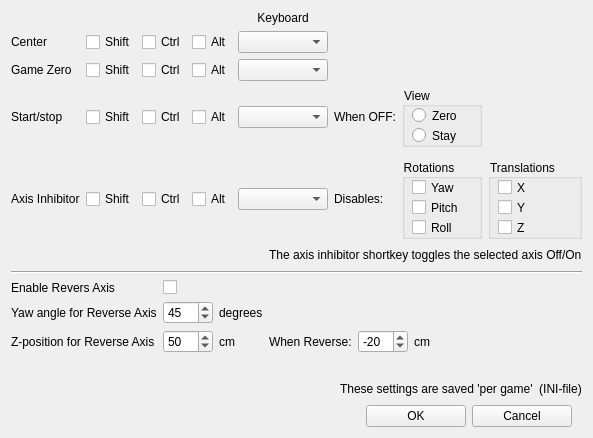
Before: the Qt Designer form facetracknoir/ftnoir_keyboardshortcuts.ui in opentrack/opentrack, drawn with Qt 5.
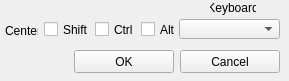
After: the same form once the commit is applied. Icons and pictures are not drawn.

The edit to the form file:
```diff
--- a/facetracknoir/ftnoir_keyboardshortcuts.ui
+++ b/facetracknoir/ftnoir_keyboardshortcuts.ui
@@ -6,8 +6,8 @@
    <rect>
     <x>0</x>
     <y>0</y>
-    <width>591</width>
-    <height>438</height>
+    <width>289</width>
+    <height>81</height>
    </rect>
   </property>
   <property name="windowTitle">
@@ -23,802 +23,194 @@
   <property name="autoFillBackground">
    <bool>false</bool>
   </property>
-  <layout class="QVBoxLayout" name="_vertical_layout">
-   <item>
-    <layout class="QHBoxLayout" name="horizontalLayout_3">
-     <item>
-      <layout class="QGridLayout" name="gridLayout">
-       <item row="5" column="3">
-        <widget class="QCheckBox" name="chkInhibitAlt">
-         <property name="maximumSize">
-          <size>
-           <width>50</width>
-           <height>16777215</height>
-          </size>
-         </property>
-         <property name="text">
-          <string>Alt</string>
-         </property>
-        </widget>
-       </item>
-       <item row="3" column="3">
-        <widget class="QCheckBox" name="chkStartStopAlt">
-         <property name="maximumSize">
-          <size>
-           <width>50</width>
-           <height>16777215</height>
-          </size>
-         </property>
-         <property name="text">
-          <string>Alt</string>
-         </property>
-        </widget>
-       </item>
-       <item row="5" column="2">
-        <widget class="QCheckBox" name="chkInhibitCtrl">
-         <property name="maximumSize">
-          <size>
-           <width>50</width>
-           <height>16777215</height>
-          </size>
-         </property>
-         <property name="text">
-          <string>Ctrl</string>
-         </property>
-        </widget>
-       </item>
-       <item row="3" column="2">
-        <widget class="QCheckBox" name="chkStartStopCtrl">
-         <property name="maximumSize">
-          <size>
-           <width>50</width>
-           <height>16777215</height>
-          </size>
-         </property>
-         <property name="text">
-          <string>Ctrl</string>
-         </property>
-        </widget>
-       </item>
-       <item row="1" column="2">
-        <widget class="QCheckBox" name="chkCenterCtrl">
-         <property name="maximumSize">
-          <size>
-           <width>50</width>
-           <height>16777215</height>
-          </size>
-         </property>
-         <property name="text">
-          <string>Ctrl</string>
-         </property>
-        </widget>
-       </item>
-       <item row="5" column="1">
-        <widget class="QCheckBox" name="chkInhibitShift">
-         <property name="maximumSize">
-          <size>
-           <width>50</width>
-           <height>16777215</height>
-          </size>
-         </property>
-         <property name="text">
-          <string>Shift</string>
-         </property>
-        </widget>
-       </item>
-       <item row="5" column="4">
-        <widget class="QComboBox" name="cbxInhibitKey">
-         <property name="minimumSize">
-          <size>
-           <width>90</width>
-           <height>0</height>
-          </size>
-         </property>
-        </widget>
-       </item>
-       <item row="1" column="4">
-        <widget class="QComboBox" name="cbxCenterKey">
-         <property name="minimumSize">
-          <size>
-           <width>90</width>
-           <height>0</height>
-          </size>
-         </property>
-         <property name="toolTip">
-          <string>Select Number</string>
-         </property>
-         <property name="insertPolicy">
-          <enum>QComboBox::InsertAlphabetically</enum>
-         </property>
-        </widget>
-       </item>
-       <item row="5" column="6">
-        <widget class="QGroupBox" name="groupBox">
-         <property name="minimumSize">
-          <size>
-           <width>0</width>
-           <height>80</height>
-          </size>
-         </property>
-         <property name="styleSheet">
-          <string notr="true">color: rgb(0, 0, 0);</string>
-         </property>
-         <property name="title">
-          <string>Rotations</string>
-         </property>
-         <widget class="QCheckBox" name="chkInhibitYaw">
-          <property name="geometry">
-           <rect>
-            <x>10</x>
-            <y>20</y>
-            <width>50</width>
-            <height>17</height>
-           </rect>
-          </property>
-          <property name="maximumSize">
-           <size>
-            <width>50</width>
-            <height>16777215</height>
-           </size>
-          </property>
-          <property name="text">
-           <string>Yaw</string>
-          </property>
-         </widget>
-         <widget class="QCheckBox" name="chkInhibitPitch">
-          <property name="geometry">
-           <rect>
-            <x>10</x>
-            <y>40</y>
-            <width>46</width>
-            <height>17</height>
-           </rect>
-          </property>
-          <property name="maximumSize">
-           <size>
-            <width>50</width>
-            <height>16777215</height>
-           </size>
-          </property>
-          <property name="text">
-           <string>Pitch</string>
-          </property>
-         </widget>
-         <widget class="QCheckBox" name="chkInhibitRoll">
-          <property name="geometry">
-           <rect>
-            <x>10</x>
-            <y>60</y>
-            <width>50</width>
-            <height>17</height>
-           </rect>
-          </property>
-          <property name="maximumSize">
-           <size>
-            <width>50</width>
-            <height>16777215</height>
-           </size>
-          </property>
-          <property name="text">
-           <string>Roll</string>
-          </property>
-         </widget>
-        </widget>
-       </item>
-       <item row="3" column="6">
-        <widget class="QGroupBox" name="groupBox_2">
-         <property name="minimumSize">
-          <size>
-           <width>60</width>
-           <height>60</height>
-          </size>
-         </property>
-         <property name="styleSheet">
-          <string notr="true">color: rgb(0, 0, 0);</string>
-         </property>
-         <property name="title">
-          <string>View</string>
-         </property>
-         <widget class="QRadioButton" name="radioSetZero">
-          <property name="geometry">
-           <rect>
-            <x>10</x>
-            <y>20</y>
-            <width>46</width>
-            <height>17</height>
-           </rect>
-          </property>
-          <property name="text">
-           <string>Zero</string>
-          </property>
-         </widget>
-         <widget class="QRadioButton" name="radioSetFreeze">
-          <property name="geometry">
-           <rect>
-            <x>10</x>
-            <y>40</y>
-            <width>45</width>
-            <height>17</height>
-           </rect>
-          </property>
-          <property name="text">
-           <string>Stay</string>
-          </property>
-         </widget>
-        </widget>
-       </item>
-       <item row="3" column="0">
-        <widget class="QLabel" name="label_6">
-         <property name="text">
-          <string>Start/stop</string>
-         </property>
-         <property name="alignment">
-          <set>Qt::AlignLeading|Qt::AlignLeft|Qt::AlignVCenter</set>
-         </property>
-        </widget>
-       </item>
-       <item row="5" column="7">
-        <widget class="QGroupBox" name="groupBox_3">
-         <property name="styleSheet">
-          <string notr="true">color: rgb(0, 0, 0);</string>
-         </property>
-         <property name="title">
-          <string>Translations</string>
-         </property>
-         <widget class="QCheckBox" name="chkInhibitX">
-          <property name="geometry">
-           <rect>
-            <x>10</x>
-            <y>20</y>
-            <width>30</width>
-            <height>17</height>
-           </rect>
-          </property>
-          <property name="maximumSize">
-           <size>
-            <width>30</width>
-            <height>16777215</height>
-           </size>
-          </property>
-          <property name="text">
-           <string>X</string>
-          </property>
-         </widget>
-         <widget class="QCheckBox" name="chkInhibitY">
-          <property name="geometry">
-           <rect>
-            <x>10</x>
-            <y>40</y>
-            <width>30</width>
-            <height>17</height>
-           </rect>
-          </property>
-          <property name="maximumSize">
-           <size>
-            <width>30</width>
-            <height>16777215</height>
-           </size>
-          </property>
-          <property name="text">
-           <string>Y</string>
-          </property>
-         </widget>
-         <widget class="QCheckBox" name="chkInhibitZ">
-          <property name="geometry">
-           <rect>
-            <x>10</x>
-            <y>60</y>
-            <width>30</width>
-            <height>17</height>
-           </rect>
-          </property>
-          <property name="maximumSize">
-           <size>
-            <width>30</width>
-            <height>16777215</height>
-           </size>
-          </property>
-          <property name="text">
-           <string>Z</string>
-          </property>
-         </widget>
-        </widget>
-       </item>
-       <item row="2" column="0">
-        <widget class="QLabel" name="textLabel2_2">
-         <property name="sizePolicy">
-          <sizepolicy hsizetype="Minimum" vsizetype="Fixed">
-           <horstretch>0</horstretch>
-           <verstretch>0</verstretch>
-          </sizepolicy>
-         </property>
-         <property name="text">
-          <string>Game Zero</string>
-         </property>
-         <property name="wordWrap">
-          <bool>false</bool>
-         </property>
-        </widget>
-       </item>
-       <item row="2" column="1">
-        <widget class="QCheckBox" name="chkGameZeroShift">
-         <property name="maximumSize">
-          <size>
-           <width>50</width>
-           <height>16777215</height>
-          </size>
-         </property>
-         <property name="text">
-          <string>Shift</string>
-         </property>
-        </widget>
-       </item>
-       <item row="2" column="2">
-        <widget class="QCheckBox" name="chkGameZeroCtrl">
-         <property name="maximumSize">
-          <size>
-           <width>50</width>
-           <height>16777215</height>
-          </size>
-         </property>
-         <property name="text">
-          <string>Ctrl</string>
-         </property>
-        </widget>
-       </item>
-       <item row="1" column="3">
-        <widget class="QCheckBox" name="chkCenterAlt">
-         <property name="maximumSize">
-          <size>
-           <width>50</width>
-           <height>16777215</height>
-          </size>
-         </property>
-         <property name="text">
-          <string>Alt</string>
-         </property>
-        </widget>
-       </item>
-       <item row="2" column="3">
-        <widget class="QCheckBox" name="chkGameZeroAlt">
-         <property name="maximumSize">
-          <size>
-           <width>50</width>
-           <height>16777215</height>
-          </size>
-         </property>
-         <property name="text">
-          <string>Alt</string>
-         </property>
-        </widget>
-       </item>
-       <item row="2" column="4">
-        <widget class="QComboBox" name="cbxGameZeroKey">
-         <property name="minimumSize">
-          <size>
-           <width>90</width>
-           <height>0</height>
-          </size>
-         </property>
-         <property name="toolTip">
-          <string>Select Number</string>
-         </property>
-         <property name="insertPolicy">
-          <enum>QComboBox::InsertAlphabetically</enum>
-         </property>
-        </widget>
-       </item>
-       <item row="0" column="4">
-        <widget class="QLabel" name="textLabel2_3">
-         <property name="sizePolicy">
-          <sizepolicy hsizetype="Minimum" vsizetype="Fixed">
-           <horstretch>0</horstretch>
-           <verstretch>0</verstretch>
-          </sizepolicy>
-         </property>
-         <property name="text">
-          <string>Keyboard</string>
-         </property>
-         <property name="alignment">
-          <set>Qt::AlignCenter</set>
-         </property>
-         <property name="wordWrap">
-          <bool>false</bool>
-         </property>
-        </widget>
-       </item>
-       <item row="4" column="0">
-        <widget class="Line" name="line_12">
-         <property name="orientation">
-          <enum>Qt::Vertical</enum>
-         </property>
-        </widget>
-       </item>
-       <item row="3" column="4">
-        <widget class="QComboBox" name="cbxStartStopKey">
-         <property name="minimumSize">
-          <size>
-           <width>90</width>
-           <height>0</height>
-          </size>
-         </property>
-        </widget>
-       </item>
-       <item row="5" column="5">
-        <widget class="QLabel" name="label_3">
-         <property name="text">
-          <string>Disables:</string>
-         </property>
-        </widget>
-       </item>
-       <item row="3" column="5">
-        <widget class="QLabel" name="label_5">
-         <property name="text">
-          <string>When OFF:</string>
-         </property>
-        </widget>
-       </item>
-       <item row="1" column="0">
-        <widget class="QLabel" name="textLabel2">
-         <property name="sizePolicy">
-          <sizepolicy hsizetype="Minimum" vsizetype="Fixed">
-           <horstretch>0</horstretch>
-           <verstretch>0</verstretch>
-          </sizepolicy>
-         </property>
-         <property name="text">
-          <string>Center</string>
-         </property>
-         <property name="wordWrap">
-          <bool>false</bool>
-         </property>
-        </widget>
-       </item>
-       <item row="5" column="0">
-        <widget class="QLabel" name="label_2">
-         <property name="text">
-          <string>Axis Inhibitor</string>
-         </property>
-        </widget>
-       </item>
-       <item row="1" column="1">
-        <widget class="QCheckBox" name="chkCenterShift">
-         <property name="maximumSize">
-          <size>
-           <width>50</width>
-           <height>16777215</height>
-          </size>
-         </property>
-         <property name="text">
-          <string>Shift</string>
-         </property>
-        </widget>
-       </item>
-       <item row="3" column="1">
-        <widget class="QCheckBox" name="chkStartStopShift">
-         <property name="maximumSize">
-          <size>
-           <width>50</width>
-           <height>16777215</height>
-          </size>
-         </property>
-         <property name="text">
-          <string>Shift</string>
-         </property>
-        </widget>
-       </item>
-      </layout>
-     </item>
-    </layout>
-   </item>
-   <item>
-    <layout class="QHBoxLayout" name="horizontalLayout_4">
-     <item>
-      <spacer name="horizontalSpacer_3">
-       <property name="orientation">
-        <enum>Qt::Horizontal</enum>
-       </property>
-       <property name="sizeHint" stdset="0">
-        <size>
-         <width>40</width>
-         <height>20</height>
-        </size>
-       </property>
-      </spacer>
-     </item>
-     <item>
-      <widget class="QLabel" name="label_4">
-       <property name="text">
-        <string>The axis inhibitor shortkey toggles the selected axis Off/On</string>
-       </property>
-      </widget>
-     </item>
-    </layout>
-   </item>
-   <item>
-    <widget class="Line" name="line">
-     <property name="orientation">
-      <enum>Qt::Horizontal</enum>
-     </property>
-    </widget>
-   </item>
-   <item>
-    <layout class="QHBoxLayout" name="horizontalLayout_5">
-     <item>
-      <layout class="QGridLayout" name="gridLayout_2">
-       <item row="2" column="1">
-        <widget class="QLabel" name="lblYawAngle4ReverseAxis">
-         <property name="text">
-          <string>Yaw angle for Reverse Axis</string>
-         </property>
-        </widget>
-       </item>
-       <item row="2" column="2">
-        <widget class="QSpinBox" name="spinYawAngle4ReverseAxis">
-         <property name="minimumSize">
-          <size>
-           <width>50</width>
-           <height>0</height>
-          </size>
-         </property>
-         <property name="maximumSize">
-          <size>
-           <width>60</width>
-           <height>16777215</height>
-          </size>
-         </property>
-         <property name="maximum">
-          <number>90</number>
-         </property>
-         <property name="value">
-          <number>45</number>
-         </property>
-        </widget>
-       </item>
-       <item row="2" column="7">
-        <spacer name="horizontalSpacer_4">
-         <property name="orientation">
-          <enum>Qt::Horizontal</enum>
-         </property>
-         <property name="sizeHint" stdset="0">
-          <size>
-           <width>40</width>
-           <height>20</height>
-          </size>
-         </property>
-        </spacer>
-       </item>
-       <item row="2" column="3">
-        <widget class="QLabel" name="lblYawAngle4ReverseAxisEgu">
-         <property name="text">
-          <string>degrees</string>
-         </property>
-        </widget>
-       </item>
-       <item row="3" column="1">
-        <widget class="QLabel" name="lblZ_Pos4ReverseAxis">
-         <property name="text">
-          <string>Z-position for Reverse Axis</string>
-         </property>
-        </widget>
-       </item>
-       <item row="3" column="2">
-        <widget class="QSpinBox" name="spinZ_Pos4ReverseAxis">
-         <property name="minimumSize">
-          <size>
-           <width>50</width>
-           <height>0</height>
-          </size>
-         </property>
-         <property name="maximumSize">
-          <size>
-           <width>60</width>
-           <height>16777215</height>
-          </size>
-         </property>
-         <property name="minimum">
-          <number>-50</number>
-         </property>
-         <property name="maximum">
-          <number>150</number>
-         </property>
-         <property name="value">
-          <number>50</number>
-         </property>
-        </widget>
-       </item>
-       <item row="3" column="3">
-        <widget class="QLabel" name="lblZ_Pos4ReverseAxisEgu">
-         <property name="text">
-          <string>cm</string>
-         </property>
-        </widget>
-       </item>
-       <item row="3" column="4">
-        <widget class="QLabel" name="label_7">
-         <property name="text">
-          <string>When Reverse:</string>
-         </property>
-        </widget>
-       </item>
-       <item row="3" column="5">
-        <widget class="QSpinBox" name="spinZ_PosWhenReverseAxis">
-         <property name="minimumSize">
-          <size>
-           <width>50</width>
-           <height>0</height>
-          </size>
-         </property>
-         <property name="maximumSize">
-          <size>
-           <width>60</width>
-           <height>16777215</height>
-          </size>
-         </property>
-         <property name="minimum">
-          <number>-50</number>
-         </property>
-         <property name="maximum">
-          <number>150</number>
-         </property>
-         <property name="value">
-          <number>-20</number>
-         </property>
-        </widget>
-       </item>
-       <item row="3" column="6">
-        <widget class="QLabel" name="lblZ_PosWhenReverseAxisEgu">
-         <property name="text">
-          <string>cm</string>
-         </property>
-        </widget>
-       </item>
-       <item row="1" column="1">
-        <widget class="QLabel" name="lblZ_Pos4ReverseAxis_2">
-         <property name="text">
-          <string>Enable Revers Axis</string>
-         </property>
-        </widget>
-       </item>
-       <item row="1" column="2">
-        <widget class="QCheckBox" name="chkEnableReverseAxis">
-         <property name="text">
-          <string/>
-         </property>
-        </widget>
-       </item>
-      </layout>
-     </item>
-    </layout>
-   </item>
-   <item>
-    <spacer name="verticalSpacer">
-     <property name="orientation">
-      <enum>Qt::Vertical</enum>
-     </property>
-     <property name="sizeHint" stdset="0">
-      <size>
-       <width>20</width>
-       <height>40</height>
-      </size>
-     </property>
-    </spacer>
-   </item>
-   <item>
-    <layout class="QHBoxLayout" name="horizontalLayout_6">
-     <item>
-      <spacer name="horizontalSpacer_5">
-       <property name="orientation">
-        <enum>Qt::Horizontal</enum>
-       </property>
-       <property name="sizeHint" stdset="0">
-        <size>
-         <width>40</width>
-         <height>20</height>
-        </size>
-       </property>
-      </spacer>
-     </item>
-     <item>
-      <widget class="QLabel" name="label_8">
-       <property name="text">
-        <string>These settings are saved 'per game'  (INI-file)</string>
-       </property>
-      </widget>
-     </item>
-    </layout>
-   </item>
-   <item>
-    <layout class="QHBoxLayout" name="horizontalLayout">
-     <item>
-      <spacer name="horizontalSpacer_2">
-       <property name="orientation">
-        <enum>Qt::Horizontal</enum>
-       </property>
-       <property name="sizeHint" stdset="0">
-        <size>
-         <width>40</width>
-         <height>20</height>
-        </size>
-       </property>
-      </spacer>
-     </item>
-     <item>
-      <layout class="QHBoxLayout" name="horizontalLayout_2">
-       <property name="sizeConstraint">
-        <enum>QLayout::SetDefaultConstraint</enum>
-       </property>
-       <item>
-        <widget class="QPushButton" name="btnOK">
-         <property name="sizePolicy">
-          <sizepolicy hsizetype="Preferred" vsizetype="Fixed">
-           <horstretch>0</horstretch>
-           <verstretch>0</verstretch>
-          </sizepolicy>
-         </property>
-         <property name="minimumSize">
-          <size>
-           <width>100</width>
-           <height>0</height>
-          </size>
-         </property>
-         <property name="maximumSize">
-          <size>
-           <width>100</width>
-           <height>16777215</height>
-          </size>
-         </property>
-         <property name="text">
-          <string>OK</string>
-         </property>
-        </widget>
-       </item>
-       <item>
-        <widget class="QPushButton" name="btnCancel">
-         <property name="sizePolicy">
-          <sizepolicy hsizetype="Preferred" vsizetype="Fixed">
-           <horstretch>0</horstretch>
-           <verstretch>0</verstretch>
-          </sizepolicy>
-         </property>
-         <property name="minimumSize">
-          <size>
-           <width>100</width>
-           <height>0</height>
-          </size>
-         </property>
-         <property name="maximumSize">
-          <size>
-           <width>100</width>
-           <height>16777215</height>
-          </size>
-         </property>
-         <property name="text">
-          <string>Cancel</string>
-         </property>
-        </widget>
-       </item>
-      </layout>
-     </item>
-     <item>
-      <spacer name="horizontalSpacer">
-       <property name="orientation">
-        <enum>Qt::Horizontal</enum>
-       </property>
-       <property name="sizeType">
-        <enum>QSizePolicy::Fixed</enum>
-       </property>
-       <property name="sizeHint" stdset="0">
-        <size>
-         <width>10</width>
-         <height>20</height>
-        </size>
-       </property>
-      </spacer>
-     </item>
-    </layout>
-   </item>
-  </layout>
+  <widget class="QPushButton" name="btnCancel">
+   <property name="geometry">
+    <rect>
+     <x>180</x>
+     <y>50</y>
+     <width>100</width>
+     <height>23</height>
+    </rect>
+   </property>
+   <property name="sizePolicy">
+    <sizepolicy hsizetype="Preferred" vsizetype="Fixed">
+     <horstretch>0</horstretch>
+     <verstretch>0</verstretch>
+    </sizepolicy>
+   </property>
+   <property name="minimumSize">
+    <size>
+     <width>100</width>
+     <height>0</height>
+    </size>
+   </property>
+   <property name="maximumSize">
+    <size>
+     <width>100</width>
+     <height>16777215</height>
+    </size>
+   </property>
+   <property name="text">
+    <string>Cancel</string>
+   </property>
+  </widget>
+  <widget class="QPushButton" name="btnOK">
+   <property name="geometry">
+    <rect>
+     <x>74</x>
+     <y>50</y>
+     <width>100</width>
+     <height>23</height>
+    </rect>
+   </property>
+   <property name="sizePolicy">
+    <sizepolicy hsizetype="Preferred" vsizetype="Fixed">
+     <horstretch>0</horstretch>
+     <verstretch>0</verstretch>
+    </sizepolicy>
+   </property>
+   <property name="minimumSize">
+    <size>
+     <width>100</width>
+     <height>0</height>
+    </size>
+   </property>
+   <property name="maximumSize">
+    <size>
+     <width>100</width>
+     <height>16777215</height>
+    </size>
+   </property>
+   <property name="text">
+    <string>OK</string>
+   </property>
+  </widget>
+  <widget class="QComboBox" name="cbxCenterKey">
+   <property name="geometry">
+    <rect>
+     <x>179</x>
+     <y>19</y>
+     <width>101</width>
+     <height>20</height>
+    </rect>
+   </property>
+   <property name="minimumSize">
+    <size>
+     <width>90</width>
+     <height>0</height>
+    </size>
+   </property>
+   <property name="toolTip">
+    <string>Select Number</string>
+   </property>
+   <property name="insertPolicy">
+    <enum>QComboBox::InsertAlphabetically</enum>
+   </property>
+  </widget>
+  <widget class="QLabel" name="textLabel2_4">
+   <property name="geometry">
+    <rect>
+     <x>210</x>
+     <y>0</y>
+     <width>46</width>
+     <height>16</height>
+    </rect>
+   </property>
+   <property name="sizePolicy">
+    <sizepolicy hsizetype="Minimum" vsizetype="Fixed">
+     <horstretch>0</horstretch>
+     <verstretch>0</verstretch>
+    </sizepolicy>
+   </property>
+   <property name="text">
+    <string>Keyboard</string>
+   </property>
+   <property name="alignment">
+    <set>Qt::AlignCenter</set>
+   </property>
+   <property name="wordWrap">
+    <bool>false</bool>
+   </property>
+  </widget>
+  <widget class="QCheckBox" name="chkCenterAlt">
+   <property name="geometry">
+    <rect>
+     <x>141</x>
+     <y>21</y>
+     <width>36</width>
+     <height>17</height>
+    </rect>
+   </property>
+   <property name="maximumSize">
+    <size>
+     <width>50</width>
+     <height>16777215</height>
+    </size>
+   </property>
+   <property name="text">
+    <string>Alt</string>
+   </property>
+  </widget>
+  <widget class="QLabel" name="textLabel2_3">
+   <property name="geometry">
+    <rect>
+     <x>5</x>
+     <y>23</y>
+     <width>33</width>
+     <height>16</height>
+    </rect>
+   </property>
+   <property name="sizePolicy">
+    <sizepolicy hsizetype="Minimum" vsizetype="Fixed">
+     <horstretch>0</horstretch>
+     <verstretch>0</verstretch>
+    </sizepolicy>
+   </property>
+   <property name="text">
+    <string>Center</string>
+   </property>
+   <property name="wordWrap">
+    <bool>false</bool>
+   </property>
+  </widget>
+  <widget class="QCheckBox" name="chkCenterCtrl">
+   <property name="geometry">
+    <rect>
+     <x>95</x>
+     <y>21</y>
+     <width>40</width>
+     <height>17</height>
+    </rect>
+   </property>
+   <property name="maximumSize">
+    <size>
+     <width>50</width>
+     <height>16777215</height>
+    </size>
+   </property>
+   <property name="text">
+    <string>Ctrl</string>
+   </property>
+  </widget>
+  <widget class="QCheckBox" name="chkCenterShift">
+   <property name="geometry">
+    <rect>
+     <x>44</x>
+     <y>21</y>
+     <width>45</width>
+     <height>17</height>
+    </rect>
+   </property>
+   <property name="maximumSize">
+    <size>
+     <width>50</width>
+     <height>16777215</height>
+    </size>
+   </property>
+   <property name="text">
+    <string>Shift</string>
+   </property>
+  </widget>
  </widget>
  <resources/>
  <connections/>
```
